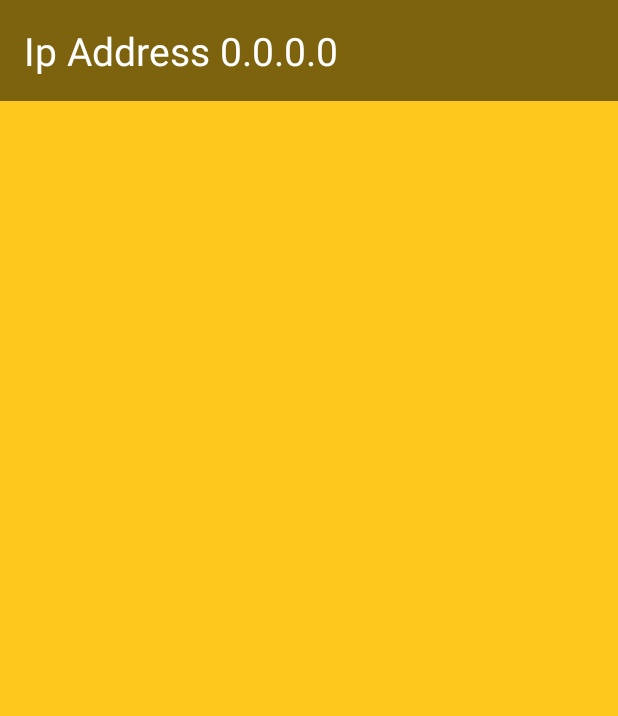
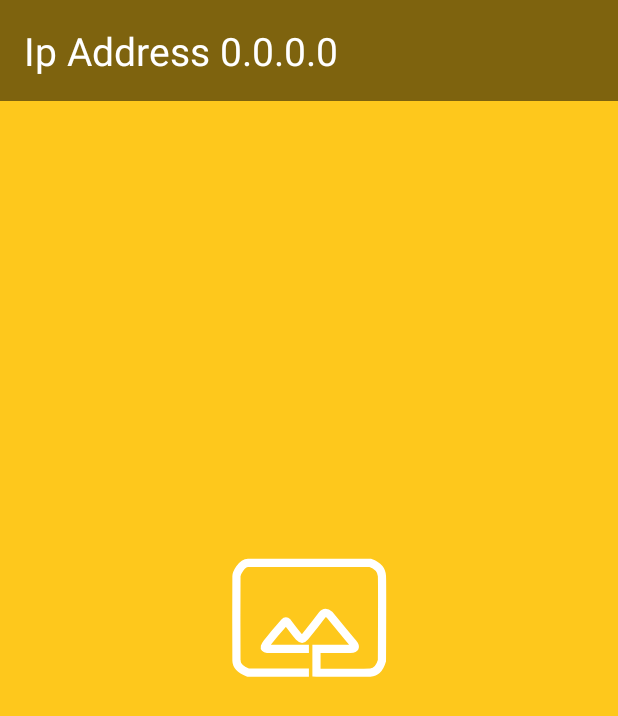
Before and after one commit to tvbarthel/scene, an Android app: the screen it shows after launch (MainActivity), on a phone screen of 412 x 824 dp. Shown: the top 716 px of the screen. Run offline under Robolectric (Android 15) with nearby library versions, the phone set to English and light mode, and no system bars; our stand-ins replace Picasso; libraries missing offline, so code that uses them is left out: fi.iki.elonen; 1 statement that could not run was skipped.

Commit message:
[Things] Add the logo in the background

```diff
--- /dev/null
+++ b/things/src/main/res/drawable/logo.xml
@@ -0,0 +1,15 @@
+<vector xmlns:android="http://schemas.android.com/apk/res/android"
+    android:width="108dp"
+    android:height="108dp"
+    android:viewportHeight="110"
+    android:viewportWidth="110">
+    <group>
+        <path
+            android:fillColor="#00000000"
+            android:pathData="M52.452 88.331 17.773 88.331Q10.808 85.795 10.66 81.086C10.511 76.377 10.629 30.993 10.66 29.465 10.69 27.938 13.569 21.412 17.773 21.315Q21.977 21.217 92.466 21.315 99.359 23.799 99.579 29.465 99.8 35.132 99.579 81.086 97.574 88.11 92.466 88.331 87.358 88.552 59.566 88.331L59.566 73.841 80.017 73.841Q85.015 73.999 81.795 70.219 78.576 66.438 67.568 53.012 64.878 50.671 63.122 53.012C61.367 55.352 53.67 65.107 52.452 66.596 51.234 68.085 50.389 68.157 48.895 66.596Q47.401 65.035 41.782 57.54 40.87 56.57 40.003 57.54C39.137 58.509 30.428 68.814 29.333 70.219 28.237 71.623 26.895 73.803 29.333 73.841Q31.771 73.879 52.452 73.841"
+            android:strokeColor="#FFFFFF"
+            android:strokeLineCap="square"
+            android:strokeLineJoin="miter"
+            android:strokeWidth="5" />
+    </group>
+</vector>
--- a/things/src/main/res/layout/activity_main.xml
+++ b/things/src/main/res/layout/activity_main.xml
@@ -1,16 +1,27 @@
 <?xml version="1.0" encoding="utf-8"?>
 <android.support.constraint.ConstraintLayout xmlns:android="http://schemas.android.com/apk/res/android"
+    xmlns:app="http://schemas.android.com/apk/res-auto"
     xmlns:tools="http://schemas.android.com/tools"
     android:layout_width="match_parent"
     android:layout_height="match_parent"
+    android:background="@color/scene_yellow_default"
     tools:context=".MainActivity">
+
+    <ImageView
+        android:layout_width="120dp"
+        android:layout_height="120dp"
+        android:src="@drawable/logo"
+        app:layout_constraintBottom_toBottomOf="parent"
+        app:layout_constraintEnd_toEndOf="parent"
+        app:layout_constraintStart_toStartOf="parent"
+        app:layout_constraintTop_toTopOf="parent"
+        tools:ignore="ContentDescription" />
 
     <ImageView
         android:id="@+id/mainImageView"
         android:layout_width="match_parent"
         android:layout_height="match_parent"
-        android:background="@color/scene_yellow_default"
-        android:scaleType="fitCenter"
+        android:scaleType="centerCrop"
         tools:ignore="ContentDescription" />
 
     <TextView
```
